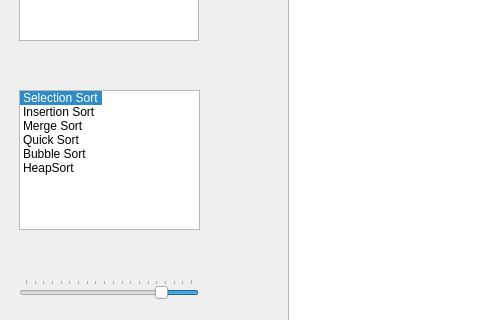
First picture: the form in AlgorithmVisualizer/sortwindow.ui, repository sanja10/AlgorithmVisualizer, before the edit; both pictures show x 0 to 480 and y 243 to 563 of the 1200 by 950 pixel window.
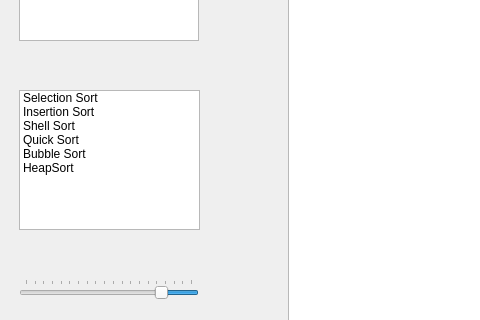
Second picture: the form after the edit.

Commit message: shell sort is implemented

```diff
--- a/AlgorithmVisualizer/sortwindow.ui
+++ b/AlgorithmVisualizer/sortwindow.ui
@@ -1201,7 +1201,7 @@
           <number>91</number>
          </property>
          <property name="currentRow">
-          <number>0</number>
+          <number>-1</number>
          </property>
          <property name="sortingEnabled">
           <bool>false</bool>
@@ -1218,7 +1218,7 @@
          </item>
          <item>
           <property name="text">
-           <string>Merge Sort</string>
+           <string>Shell Sort</string>
           </property>
          </item>
          <item>
```
The commit also changes 4 other files.
